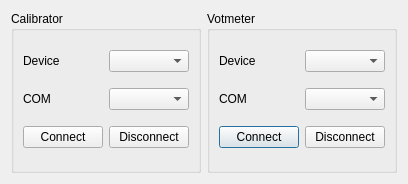
This is devicedialog.ui in Neitron-byte/VKR as Qt 5 draws it before an edit. The edited form follows.
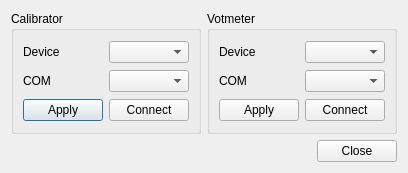
This is the edited form.

```diff
--- a/devicedialog.ui
+++ b/devicedialog.ui
@@ -6,70 +6,19 @@
    <rect>
     <x>0</x>
     <y>0</y>
-    <width>380</width>
-    <height>184</height>
+    <width>395</width>
+    <height>173</height>
    </rect>
   </property>
   <property name="windowTitle">
    <string>Dialog</string>
   </property>
   <layout class="QGridLayout" name="gridLayout">
-   <item row="0" column="1">
-    <widget class="QGroupBox" name="groupBox_Cal_2">
-     <property name="title">
-      <string>Votmeter</string>
-     </property>
-     <layout class="QVBoxLayout" name="verticalLayout_2">
-      <item>
-       <layout class="QHBoxLayout" name="horizontalLayout_4">
-        <item>
-         <widget class="QLabel" name="label_Dev_Vol">
-          <property name="text">
-           <string>Device</string>
-          </property>
-         </widget>
-        </item>
-        <item>
-         <widget class="QComboBox" name="comboBox_Device_Vol"/>
-        </item>
-       </layout>
-      </item>
-      <item>
-       <layout class="QHBoxLayout" name="horizontalLayout_5">
-        <item>
-         <widget class="QLabel" name="label_Com_Vol">
-          <property name="text">
-           <string>COM</string>
-          </property>
-         </widget>
-        </item>
-        <item>
-         <widget class="QComboBox" name="comboBox_Com_Vol"/>
-        </item>
-       </layout>
-      </item>
-      <item>
-       <layout class="QHBoxLayout" name="horizontalLayout_6">
-        <item>
-         <widget class="QPushButton" name="pushButton_Apply_Vol">
-          <property name="text">
-           <string>Connect</string>
-          </property>
-         </widget>
-        </item>
-        <item>
-         <widget class="QPushButton" name="pushButton_Discon_Vol">
-          <property name="text">
-           <string>Disconnect</string>
-          </property>
-         </widget>
-        </item>
-       </layout>
-      </item>
-     </layout>
-    </widget>
-   </item>
    <item row="0" column="0">
+    <layout class="QVBoxLayout" name="verticalLayout_3">
+     <item>
+      <layout class="QHBoxLayout" name="horizontalLayout_7">
+       <item>
     <widget class="QGroupBox" name="groupBox_Cal">
      <property name="title">
       <string>Calibrator</string>
@@ -108,21 +57,110 @@
         <item>
          <widget class="QPushButton" name="pushButton_Apply_Cal">
           <property name="text">
+               <string>Apply</string>
+              </property>
+             </widget>
+            </item>
+            <item>
+             <widget class="QPushButton" name="pushButton_Con_Cal">
+              <property name="text">
            <string>Connect</string>
           </property>
          </widget>
         </item>
+           </layout>
+          </item>
+         </layout>
+        </widget>
+       </item>
         <item>
-         <widget class="QPushButton" name="pushButton_Discon_Cal">
+        <widget class="QGroupBox" name="groupBox_Cal_2">
+         <property name="title">
+          <string>Votmeter</string>
+         </property>
+         <layout class="QVBoxLayout" name="verticalLayout_2">
+          <item>
+           <layout class="QHBoxLayout" name="horizontalLayout_4">
+            <item>
+             <widget class="QLabel" name="label_Dev_Vol">
           <property name="text">
-           <string>Disconnect</string>
+               <string>Device</string>
           </property>
          </widget>
         </item>
-       </layout>
-      </item>
-     </layout>
-    </widget>
+            <item>
+             <widget class="QComboBox" name="comboBox_Device_Vol"/>
+            </item>
+           </layout>
+          </item>
+          <item>
+           <layout class="QHBoxLayout" name="horizontalLayout_5">
+            <item>
+             <widget class="QLabel" name="label_Com_Vol">
+              <property name="text">
+               <string>COM</string>
+              </property>
+             </widget>
+            </item>
+            <item>
+             <widget class="QComboBox" name="comboBox_Com_Vol"/>
+            </item>
+           </layout>
+          </item>
+          <item>
+           <layout class="QHBoxLayout" name="horizontalLayout_6">
+            <item>
+             <widget class="QPushButton" name="pushButton_Apply_Vol">
+              <property name="text">
+               <string>Apply</string>
+              </property>
+             </widget>
+            </item>
+            <item>
+             <widget class="QPushButton" name="pushButton_Con_Vol">
+              <property name="text">
+               <string>Connect</string>
+              </property>
+             </widget>
+            </item>
+           </layout>
+          </item>
+         </layout>
+        </widget>
+       </item>
+      </layout>
+     </item>
+     <item>
+      <layout class="QHBoxLayout" name="horizontalLayout_8">
+       <item>
+        <spacer name="horizontalSpacer">
+         <property name="orientation">
+          <enum>Qt::Horizontal</enum>
+         </property>
+         <property name="sizeHint" stdset="0">
+          <size>
+           <width>40</width>
+           <height>20</height>
+          </size>
+         </property>
+        </spacer>
+       </item>
+       <item>
+        <widget class="QPushButton" name="pushButton">
+         <property name="sizePolicy">
+          <sizepolicy hsizetype="Preferred" vsizetype="Fixed">
+           <horstretch>0</horstretch>
+           <verstretch>0</verstretch>
+          </sizepolicy>
+         </property>
+         <property name="text">
+          <string>Close</string>
+         </property>
+        </widget>
+       </item>
+      </layout>
+     </item>
+    </layout>
    </item>
   </layout>
  </widget>
```
Lines whose indentation alone changed are shown as unchanged.
